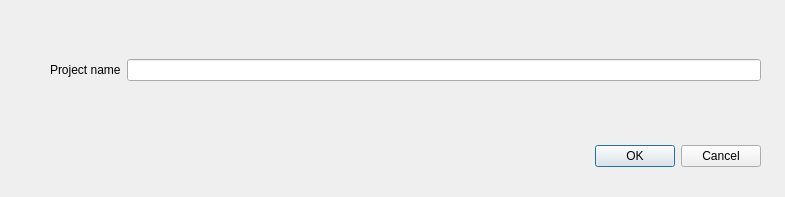
Qt form sims_maps/edit_layout_dialog.ui (rodekruis/sims_maps_qgis_plugin) before a commit.
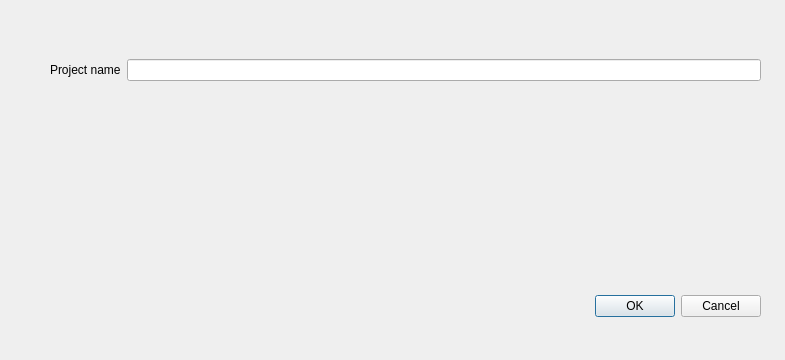
The same form after that commit.

Commit message: NS logos included in UI (not yet in layout)

Patch:
```diff
--- a/sims_maps/edit_layout_dialog.ui
+++ b/sims_maps/edit_layout_dialog.ui
@@ -7,7 +7,7 @@
     <x>0</x>
     <y>0</y>
     <width>785</width>
-    <height>197</height>
+    <height>360</height>
    </rect>
   </property>
   <property name="windowTitle">
@@ -17,7 +17,7 @@
    <property name="geometry">
     <rect>
      <x>420</x>
-     <y>140</y>
+     <y>290</y>
      <width>341</width>
      <height>32</height>
     </rect>
```
The commit also changes 4 other files.
